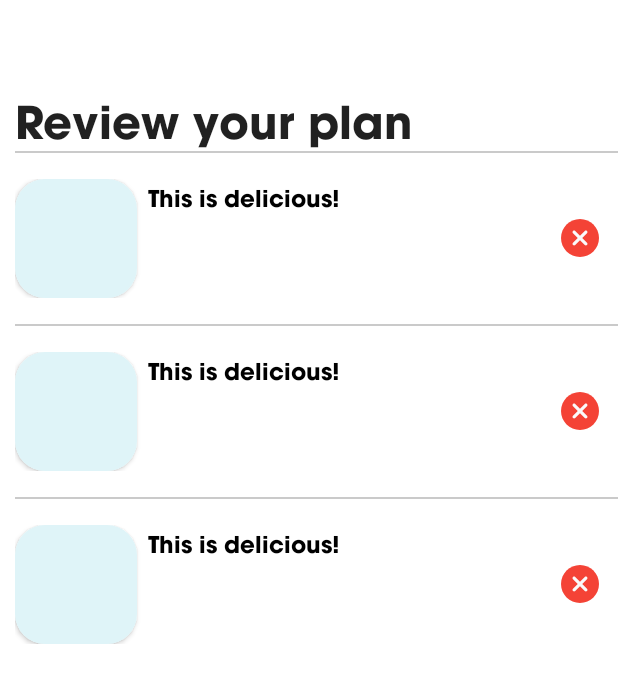
After one commit to dangtiendat288/MealHelper, an Android app: the layout fragment_review_plan.xml on its own in the app's theme, with its tools: preview values and no code run, on a phone screen of 412 x 824 dp. The commit adds this screen. Shown: the top 683 px of the screen. Run offline under Robolectric (Android 15) with nearby library versions, the phone set to English and light mode, and no system bars.

Commit message:
add review cart fragment

```diff
--- a/app/src/main/AndroidManifest.xml
+++ b/app/src/main/AndroidManifest.xml
@@ -11,7 +11,8 @@
         android:roundIcon="@mipmap/ic_launcher_round"
         android:supportsRtl="true"
         android:theme="@style/AppTheme">
-        <activity android:name=".view.YoutubeActivity"></activity>
+        <activity android:name=".view.YoutubeActivity"
+            android:theme="@android:style/Theme.NoTitleBar.Fullscreen"></activity>
         <activity android:name=".MainActivity">
             <intent-filter>
                 <action android:name="android.intent.action.MAIN" />
--- /dev/null
+++ b/app/src/main/res/drawable/ic_remove.xml
@@ -0,0 +1,12 @@
+<vector xmlns:android="http://schemas.android.com/apk/res/android"
+    android:width="512dp"
+    android:height="512dp"
+    android:viewportWidth="512"
+    android:viewportHeight="512">
+  <path
+      android:pathData="m256,0c-141.164,0 -256,114.836 -256,256s114.836,256 256,256 256,-114.836 256,-256 -114.836,-256 -256,-256zM256,0"
+      android:fillColor="#f44336"/>
+  <path
+      android:pathData="m350.273,320.105c8.34,8.344 8.34,21.824 0,30.168 -4.16,4.16 -9.621,6.25 -15.086,6.25 -5.461,0 -10.922,-2.09 -15.082,-6.25l-64.105,-64.109 -64.105,64.109c-4.16,4.16 -9.621,6.25 -15.082,6.25 -5.465,0 -10.926,-2.09 -15.086,-6.25 -8.34,-8.344 -8.34,-21.824 0,-30.168l64.109,-64.105 -64.109,-64.105c-8.34,-8.344 -8.34,-21.824 0,-30.168 8.344,-8.34 21.824,-8.34 30.168,0l64.105,64.109 64.105,-64.109c8.344,-8.34 21.824,-8.34 30.168,0 8.34,8.344 8.34,21.824 0,30.168l-64.109,64.105zM350.273,320.105"
+      android:fillColor="#fafafa"/>
+</vector>
--- /dev/null
+++ b/app/src/main/res/layout/fragment_review_plan.xml
@@ -0,0 +1,32 @@
+<?xml version="1.0" encoding="utf-8"?>
+<LinearLayout xmlns:android="http://schemas.android.com/apk/res/android"
+    xmlns:tools="http://schemas.android.com/tools"
+    android:layout_width="match_parent"
+    android:layout_height="match_parent"
+    xmlns:app="http://schemas.android.com/apk/res-auto"
+    android:orientation="vertical"
+    tools:context=".fragment.ReviewPlanFragment"
+    android:paddingStart="10dp"
+    android:background="@color/white">
+
+
+    <androidx.appcompat.widget.Toolbar
+        android:layout_width="match_parent"
+        android:layout_height="?attr/actionBarSize"
+        android:background="@color/colorPrimary"/>
+
+    <TextView
+        android:layout_width="match_parent"
+        android:layout_height="wrap_content"
+        android:text="Review your plan"
+        android:textAppearance="@style/TextAppearance.AppCompat.Headline"
+        android:textSize="30sp"
+        android:textStyle="bold"/>
+    <androidx.recyclerview.widget.RecyclerView
+        tools:listitem="@layout/item_review_plan_layout"
+        android:id="@+id/rvReviewPlan"
+        android:layout_width="match_parent"
+        android:layout_height="match_parent"
+        app:layoutManager="androidx.recyclerview.widget.LinearLayoutManager"
+        android:orientation="vertical"/>
+</LinearLayout>
--- /dev/null
+++ b/app/src/main/res/layout/item_review_plan_layout.xml
@@ -0,0 +1,56 @@
+<?xml version="1.0" encoding="utf-8"?>
+<LinearLayout xmlns:android="http://schemas.android.com/apk/res/android"
+    xmlns:app="http://schemas.android.com/apk/res-auto"
+    android:layout_width="match_parent"
+    android:layout_height="115dp"
+    android:paddingBottom="17dp"
+    android:orientation="vertical">
+    <View
+        android:id="@+id/spacerReview"
+        android:layout_width="match_parent"
+        android:layout_height="1dp"
+        android:layout_marginBottom="17dp"
+        android:background="#CACACA"/>
+    <LinearLayout
+        android:layout_width="match_parent"
+        android:layout_height="match_parent"
+        android:orientation="horizontal">
+
+        <androidx.cardview.widget.CardView
+            android:layout_width="wrap_content"
+            android:layout_height="match_parent"
+            app:cardCornerRadius="20dp"
+            app:cardElevation="2dp">
+
+            <ImageView
+                android:id="@+id/ivMeal"
+                android:layout_width="81dp"
+                android:layout_height="match_parent"
+                android:src="#DFF4F8" />
+
+        </androidx.cardview.widget.CardView>
+
+        <TextView
+            android:layout_marginStart="7dp"
+            android:id="@+id/tvMeal"
+            android:layout_width="0dp"
+            android:layout_height="match_parent"
+            android:layout_weight="1"
+            android:ellipsize="end"
+            android:maxLines="3"
+            android:text="This is delicious!"
+            android:textColor="#000"
+            android:textSize="15sp"
+            android:textStyle="bold" />
+
+        <ImageView
+            android:id="@+id/ivRemove"
+            android:layout_width="40dp"
+            android:layout_height="40dp"
+            android:layout_gravity="center_vertical"
+            android:layout_margin="5dp"
+            android:padding="7dp"
+            android:src="@drawable/ic_remove" />
+    </LinearLayout>
+
+</LinearLayout>
--- a/app/src/main/res/values-v23/styles.xml
+++ b/app/src/main/res/values-v23/styles.xml
@@ -10,4 +10,8 @@
         <item name="android:windowLightStatusBar">true</item>
         <item name="android:fontFamily">@font/utm_avo</item>
     </style>
+    <style name="tabLayoutTextAppearance" parent="TextAppearance.Design.Tab">
+        <item name="textAllCaps">false</item>
+        <item name="android:textSize">17sp</item>
+    </style>
 </resources>
```
Also changed, not shown: app/src/main/java/com/example/mealhelper/adapter/ReviewPlanAdapter.java (added, +131 -0 lines), app/src/main/java/com/example/mealhelper/fragment/BuildMealPlanFragment.java (+21 -3 lines), app/src/main/java/com/example/mealhelper/fragment/ReviewPlanFragment.java (added, +44 -0 lines), 1 other file.
